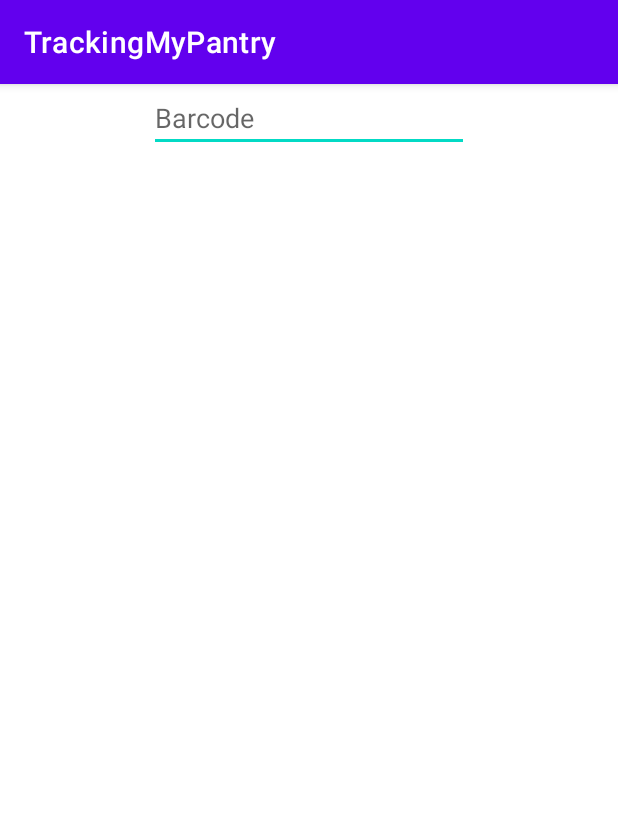
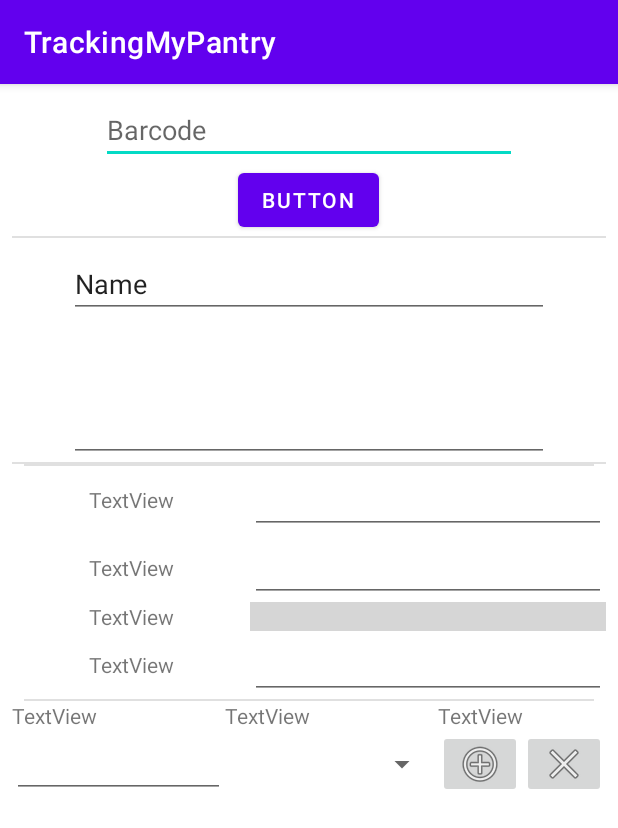
Before and after one commit to jjak0b/TrackingMyPantry, an Android app: the fragment RegisterProductFragment shown on its own in the app's theme, on a phone screen of 412 x 824 dp. Shown: the top 828 px of the screen. Run offline under Robolectric (Android 15) with nearby library versions, the phone set to English and light mode, and no system bars; 1 statement that could not run was skipped; grey boxes are pictures that could not be loaded.

Commit message:
Add layouts for register product section

```diff
--- a/app/build.gradle
+++ b/app/build.gradle
@@ -32,6 +32,7 @@ dependencies {
     // client services
     implementation 'com.squareup.retrofit2:retrofit:2.9.0'
     implementation 'com.squareup.retrofit2:converter-gson:2.9.0'
+    implementation 'com.google.android.gms:play-services-maps:17.0.1'
     // add room
 
     // in use app feature
--- a/app/src/main/java/com/jjak0b/android/trackingmypantry/data/model/API/CreateProduct.java
+++ b/app/src/main/java/com/jjak0b/android/trackingmypantry/data/model/API/CreateProduct.java
@@ -16,7 +16,7 @@ public class CreateProduct extends Product {
     public CreateProduct( @NotNull Product product, @NotNull String token) {
         super( product );
 
-        this.test = false;
+        this.test = true;
         this.token = token;
     }
 }
--- /dev/null
+++ b/app/src/main/res/layout/register_product_details.xml
@@ -0,0 +1,32 @@
+<?xml version="1.0" encoding="utf-8"?>
+<LinearLayout xmlns:android="http://schemas.android.com/apk/res/android"
+    android:layout_width="match_parent"
+    android:layout_height="match_parent"
+    android:divider="?attr/dividerHorizontal"
+    android:orientation="vertical"
+    android:showDividers="beginning|end">
+
+    <EditText
+        android:id="@+id/editTextTextPersonName"
+        android:layout_width="wrap_content"
+        android:layout_height="wrap_content"
+        android:layout_gravity="center"
+        android:layout_marginTop="8dp"
+        android:ems="15"
+        android:inputType="textPersonName"
+        android:text="Name" />
+
+    <EditText
+        android:id="@+id/editTextTextMultiLine"
+        android:layout_width="wrap_content"
+        android:layout_height="wrap_content"
+        android:layout_gravity="center"
+        android:layout_marginTop="8dp"
+        android:ems="15"
+        android:gravity="start|top"
+        android:inputType="textMultiLine|textImeMultiLine"
+        android:lines="3"
+        android:maxLines="5"
+        android:nestedScrollingEnabled="true" />
+
+</LinearLayout>
--- a/app/src/main/res/layout/register_product_fragment.xml
+++ b/app/src/main/res/layout/register_product_fragment.xml
@@ -13,17 +13,35 @@
         <LinearLayout
             android:layout_width="match_parent"
             android:layout_height="wrap_content"
-            android:orientation="vertical">
+            android:orientation="vertical"
+            android:padding="8dp">
 
             <EditText
                 android:id="@+id/editTextBarcode"
                 android:layout_width="wrap_content"
                 android:layout_height="wrap_content"
                 android:layout_gravity="center"
-                android:ems="10"
+                android:ems="13"
                 android:hint="@string/barcode"
                 android:imeOptions="actionNext"
                 android:inputType="text" />
+
+            <Button
+                android:id="@+id/submitBarcode"
+                android:layout_width="wrap_content"
+                android:layout_height="wrap_content"
+                android:layout_gravity="center"
+                android:text="Button" />
+
+            <include
+                layout="@layout/register_product_details"
+                android:layout_width="match_parent"
+                android:layout_height="wrap_content" />
+
+            <include
+                layout="@layout/register_product_instances"
+                android:layout_width="match_parent"
+                android:layout_height="wrap_content" />
 
         </LinearLayout>
     </ScrollView>
--- /dev/null
+++ b/app/src/main/res/layout/register_product_instance.xml
@@ -0,0 +1,6 @@
+<?xml version="1.0" encoding="utf-8"?>
+<androidx.constraintlayout.widget.ConstraintLayout
+    xmlns:android="http://schemas.android.com/apk/res/android" android:layout_width="match_parent"
+    android:layout_height="match_parent">
+
+</androidx.constraintlayout.widget.ConstraintLayout>
--- /dev/null
+++ b/app/src/main/res/layout/register_product_instances.xml
@@ -0,0 +1,196 @@
+<?xml version="1.0" encoding="utf-8"?>
+<LinearLayout xmlns:android="http://schemas.android.com/apk/res/android"
+    xmlns:app="http://schemas.android.com/apk/res-auto"
+    android:layout_width="match_parent"
+    android:layout_height="match_parent"
+    android:orientation="vertical">
+
+    <LinearLayout
+        android:layout_width="match_parent"
+        android:layout_height="wrap_content"
+        android:divider="?attr/dividerHorizontal"
+        android:dividerPadding="8dp"
+        android:orientation="vertical"
+        android:showDividers="beginning|end">
+
+        <LinearLayout
+            android:id="@+id/product_field_1"
+            android:layout_width="match_parent"
+            android:layout_height="wrap_content"
+            android:layout_gravity="center"
+            android:orientation="horizontal"
+            android:weightSum="100">
+
+            <TextView
+                android:id="@+id/product_field_1_label"
+                android:layout_width="match_parent"
+                android:layout_height="match_parent"
+                android:layout_weight="60"
+                android:gravity="center"
+                android:text="TextView" />
+
+            <EditText
+                android:id="@+id/product_field_1_edit"
+                android:layout_width="match_parent"
+                android:layout_height="match_parent"
+                android:layout_weight="40"
+                android:ems="10"
+                android:inputType="numberDecimal" />
+        </LinearLayout>
+
+        <LinearLayout
+            android:id="@+id/product_field_2"
+            android:layout_width="match_parent"
+            android:layout_height="wrap_content"
+            android:layout_gravity="center"
+            android:orientation="horizontal"
+            android:weightSum="100">
+
+            <TextView
+                android:id="@+id/product_field_2_label"
+                android:layout_width="match_parent"
+                android:layout_height="match_parent"
+                android:layout_weight="60"
+                android:gravity="center"
+                android:text="TextView" />
+
+            <EditText
+                android:id="@+id/product_field_2_edit"
+                android:layout_width="match_parent"
+                android:layout_height="match_parent"
+                android:layout_weight="40"
+                android:ems="10"
+                android:inputType="date" />
+        </LinearLayout>
+
+        <LinearLayout
+            android:id="@+id/product_field_3"
+            android:layout_width="match_parent"
+            android:layout_height="wrap_content"
+            android:layout_gravity="center"
+            android:orientation="horizontal"
+            android:weightSum="100">
+
+            <TextView
+                android:id="@+id/product_field_3_label"
+                android:layout_width="match_parent"
+                android:layout_height="match_parent"
+                android:layout_weight="60"
+                android:gravity="center"
+                android:text="TextView" />
+
+            <FrameLayout
+                android:layout_width="match_parent"
+                android:layout_height="match_parent"
+                android:layout_weight="40"
+                android:visibility="visible">
+
+                <com.google.android.gms.maps.MapView
+                    android:id="@+id/product_field_3_map"
+                    android:layout_width="match_parent"
+                    android:layout_height="match_parent"
+                    android:layout_weight="60" />
+            </FrameLayout>
+
+
+        </LinearLayout>
+
+        <LinearLayout
+            android:id="@+id/product_field_4"
+            android:layout_width="match_parent"
+            android:layout_height="wrap_content"
+            android:layout_gravity="center"
+            android:orientation="horizontal"
+            android:weightSum="100">
+
+            <TextView
+                android:id="@+id/product_field_4_label"
+                android:layout_width="match_parent"
+                android:layout_height="match_parent"
+                android:layout_weight="60"
+                android:gravity="center"
+                android:text="TextView" />
+
+            <EditText
+                android:id="@+id/product_field_4_edit"
+                android:layout_width="match_parent"
+                android:layout_height="match_parent"
+                android:layout_weight="40"
+                android:ems="10"
+                android:inputType="numberDecimal" />
+
+        </LinearLayout>
+    </LinearLayout>
+
+    <TableLayout
+        android:layout_width="match_parent"
+        android:layout_height="match_parent"
+        android:orientation="horizontal"
+        android:stretchColumns="1,2">
+
+        <TableRow
+            android:layout_width="match_parent"
+            android:layout_height="match_parent">
+
+            <TextView
+                android:id="@+id/textView2"
+                android:layout_width="match_parent"
+                android:layout_height="match_parent"
+                android:layout_column="1"
+                android:text="TextView" />
+
+            <TextView
+                android:id="@+id/textView3"
+                android:layout_width="match_parent"
+                android:layout_height="match_parent"
+                android:text="TextView" />
+
+            <TextView
+                android:id="@+id/textView4"
+                android:layout_width="wrap_content"
+                android:layout_height="wrap_content"
+                android:text="TextView" />
+        </TableRow>
+
+        <TableRow
+            android:layout_width="match_parent"
+            android:layout_height="match_parent"
+            android:weightSum="100">
+
+            <EditText
+                android:id="@+id/editTextDate"
+                android:layout_width="wrap_content"
+                android:layout_height="wrap_content"
+                android:layout_column="1"
+                android:inputType="date"
+                android:singleLine="true" />
+
+            <Spinner
+                android:id="@+id/spinner"
+                android:layout_width="match_parent"
+                android:layout_height="match_parent"
+                android:spinnerMode="dropdown" />
+
+            <LinearLayout
+                android:layout_width="wrap_content"
+                android:layout_height="match_parent"
+                android:orientation="horizontal">
+
+                <ImageButton
+                    android:id="@+id/imageButton"
+                    android:layout_width="wrap_content"
+                    android:layout_height="wrap_content"
+                    android:src="@android:drawable/ic_menu_add" />
+
+                <ImageButton
+                    android:id="@+id/imageButton2"
+                    android:layout_width="wrap_content"
+                    android:layout_height="wrap_content"
+                    android:src="@android:drawable/ic_menu_close_clear_cancel" />
+            </LinearLayout>
+
+        </TableRow>
+
+    </TableLayout>
+
+</LinearLayout>
```
